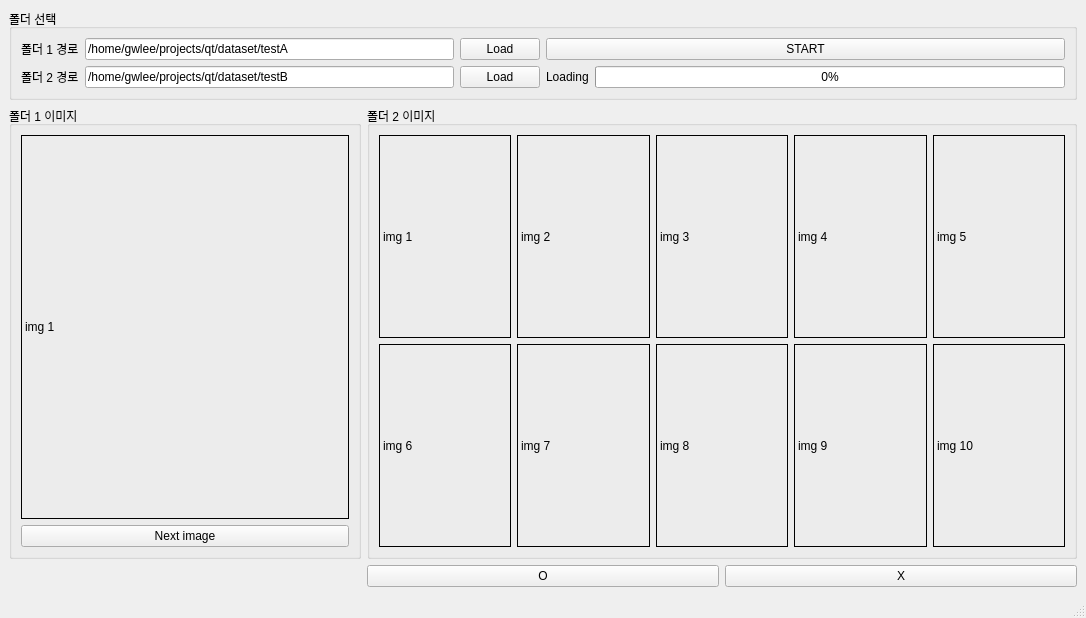
This is mainwindow.ui in gwleeee/MatchingAndLabeling as Qt 5 draws it before an edit. The edited form follows.
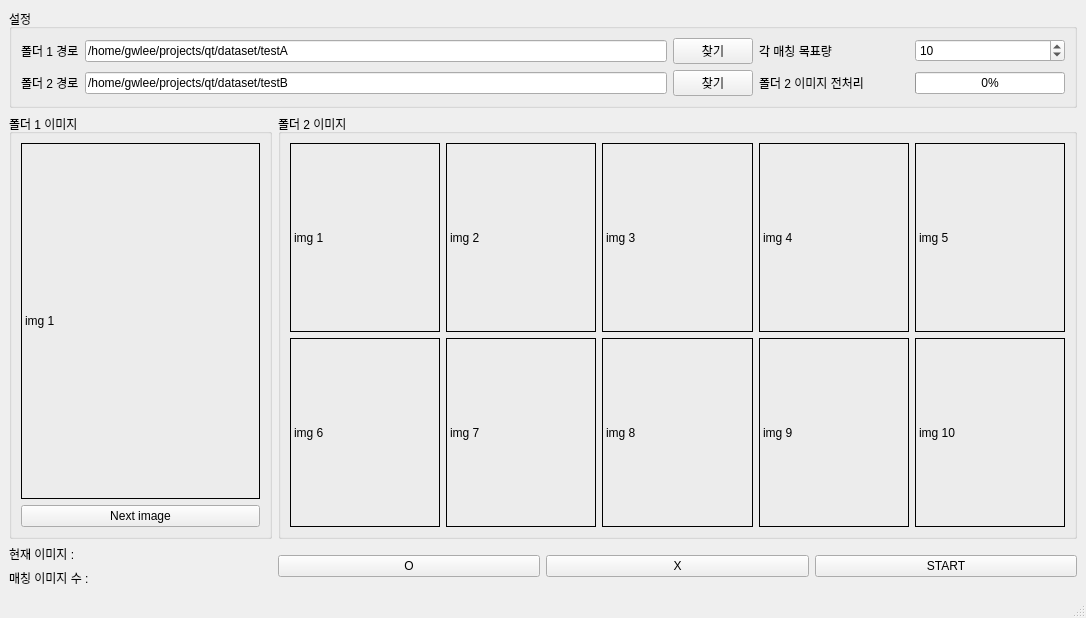
This is the edited form.

Commit message: Add working status and auto skipping and some ui changed

The edit to the form file:
```diff
--- a/mainwindow.ui
+++ b/mainwindow.ui
@@ -15,96 +15,6 @@
   </property>
   <widget class="QWidget" name="centralwidget">
    <layout class="QGridLayout" name="gridLayout_6">
-    <item row="0" column="0" colspan="3">
-     <widget class="QGroupBox" name="groupBox_Folder">
-      <property name="sizePolicy">
-       <sizepolicy hsizetype="Preferred" vsizetype="Fixed">
-        <horstretch>0</horstretch>
-        <verstretch>0</verstretch>
-       </sizepolicy>
-      </property>
-      <property name="title">
-       <string>폴더 선택</string>
-      </property>
-      <layout class="QGridLayout" name="gridLayout_3">
-       <item row="0" column="0">
-        <layout class="QGridLayout" name="gridLayout">
-         <item row="0" column="0">
-          <widget class="QLabel" name="label">
-           <property name="text">
-            <string>폴더 1 경로</string>
-           </property>
-          </widget>
-         </item>
-         <item row="0" column="1">
-          <widget class="QLineEdit" name="lineEdit_Folder1">
-           <property name="text">
-            <string>/home/gwlee/projects/qt/dataset/testA</string>
-           </property>
-          </widget>
-         </item>
-         <item row="0" column="2">
-          <widget class="QPushButton" name="pushButton_Folder1">
-           <property name="text">
-            <string>Load</string>
-           </property>
-          </widget>
-         </item>
-        </layout>
-       </item>
-       <item row="1" column="1">
-        <layout class="QHBoxLayout" name="horizontalLayout">
-         <item>
-          <widget class="QLabel" name="label_3">
-           <property name="text">
-            <string>Loading</string>
-           </property>
-          </widget>
-         </item>
-         <item>
-          <widget class="QProgressBar" name="progressBar_loading">
-           <property name="value">
-            <number>0</number>
-           </property>
-          </widget>
-         </item>
-        </layout>
-       </item>
-       <item row="1" column="0">
-        <layout class="QGridLayout" name="gridLayout_2">
-         <item row="0" column="0">
-          <widget class="QLabel" name="label_2">
-           <property name="text">
-            <string>폴더 2 경로</string>
-           </property>
-          </widget>
-         </item>
-         <item row="0" column="1">
-          <widget class="QLineEdit" name="lineEdit_Folder2">
-           <property name="text">
-            <string>/home/gwlee/projects/qt/dataset/testB</string>
-           </property>
-          </widget>
-         </item>
-         <item row="0" column="2">
-          <widget class="QPushButton" name="pushButton_Folder2">
-           <property name="text">
-            <string>Load</string>
-           </property>
-          </widget>
-         </item>
-        </layout>
-       </item>
-       <item row="0" column="1">
-        <widget class="QPushButton" name="pushButton_Start">
-         <property name="text">
-          <string>START</string>
-         </property>
-        </widget>
-       </item>
-      </layout>
-     </widget>
-    </item>
     <item row="1" column="0">
      <widget class="QGroupBox" name="groupBox_ImgFolder1">
       <property name="title">
@@ -131,14 +41,32 @@
       </layout>
      </widget>
     </item>
-    <item row="2" column="2">
-     <widget class="QPushButton" name="pushButton_X">
+    <item row="2" column="0">
+     <layout class="QVBoxLayout" name="verticalLayout">
+      <item>
+       <widget class="QLabel" name="label_currImgNum">
+        <property name="text">
+         <string>현재 이미지 : </string>
+        </property>
+       </widget>
+      </item>
+      <item>
+       <widget class="QLabel" name="label_currImgMatchCnt">
+        <property name="text">
+         <string>매칭 이미지 수 : </string>
+        </property>
+       </widget>
+      </item>
+     </layout>
+    </item>
+    <item row="2" column="1">
+     <widget class="QPushButton" name="pushButton_O">
       <property name="text">
-       <string>X</string>
+       <string>O</string>
       </property>
      </widget>
     </item>
-    <item row="1" column="1" colspan="2">
+    <item row="1" column="1" colspan="3">
      <widget class="QGroupBox" name="groupBox_ImgFolder2">
       <property name="title">
        <string>폴더 2 이미지</string>
@@ -247,13 +175,145 @@
       </layout>
      </widget>
     </item>
-    <item row="2" column="1">
-     <widget class="QPushButton" name="pushButton_O">
+    <item row="2" column="2">
+     <widget class="QPushButton" name="pushButton_X">
       <property name="text">
-       <string>O</string>
+       <string>X</string>
       </property>
      </widget>
     </item>
+    <item row="2" column="3">
+     <widget class="QPushButton" name="pushButton_Start">
+      <property name="text">
+       <string>START</string>
+      </property>
+     </widget>
+    </item>
+    <item row="0" column="0" colspan="4">
+     <widget class="QGroupBox" name="groupBox_Folder">
+      <property name="sizePolicy">
+       <sizepolicy hsizetype="Preferred" vsizetype="Fixed">
+        <horstretch>0</horstretch>
+        <verstretch>0</verstretch>
+       </sizepolicy>
+      </property>
+      <property name="title">
+       <string>설정</string>
+      </property>
+      <layout class="QGridLayout" name="gridLayout_3">
+       <item row="1" column="3">
+        <layout class="QHBoxLayout" name="horizontalLayout">
+         <item>
+          <widget class="QLabel" name="label_3">
+           <property name="maximumSize">
+            <size>
+             <width>150</width>
+             <height>16777215</height>
+            </size>
+           </property>
+           <property name="text">
+            <string>폴더 2 이미지 전처리</string>
+           </property>
+          </widget>
+         </item>
+         <item>
+          <widget class="QProgressBar" name="progressBar_loading">
+           <property name="maximumSize">
+            <size>
+             <width>150</width>
+             <height>16777215</height>
+            </size>
+           </property>
+           <property name="value">
+            <number>0</number>
+           </property>
+          </widget>
+         </item>
+        </layout>
+       </item>
+       <item row="0" column="0">
+        <layout class="QGridLayout" name="gridLayout">
+         <item row="0" column="0">
+          <widget class="QLabel" name="label">
+           <property name="text">
+            <string>폴더 1 경로</string>
+           </property>
+          </widget>
+         </item>
+         <item row="0" column="1">
+          <widget class="QLineEdit" name="lineEdit_Folder1">
+           <property name="text">
+            <string>/home/gwlee/projects/qt/dataset/testA</string>
+           </property>
+          </widget>
+         </item>
+         <item row="0" column="2">
+          <widget class="QPushButton" name="pushButton_Folder1">
+           <property name="text">
+            <string>찾기</string>
+           </property>
+          </widget>
+         </item>
+        </layout>
+       </item>
+       <item row="1" column="0">
+        <layout class="QGridLayout" name="gridLayout_2">
+         <item row="0" column="0">
+          <widget class="QLabel" name="label_2">
+           <property name="text">
+            <string>폴더 2 경로</string>
+           </property>
+          </widget>
+         </item>
+         <item row="0" column="1">
+          <widget class="QLineEdit" name="lineEdit_Folder2">
+           <property name="text">
+            <string>/home/gwlee/projects/qt/dataset/testB</string>
+           </property>
+          </widget>
+         </item>
+         <item row="0" column="2">
+          <widget class="QPushButton" name="pushButton_Folder2">
+           <property name="text">
+            <string>찾기</string>
+           </property>
+          </widget>
+         </item>
+        </layout>
+       </item>
+       <item row="0" column="3">
+        <layout class="QHBoxLayout" name="horizontalLayout_2">
+         <item>
+          <widget class="QLabel" name="label_4">
+           <property name="maximumSize">
+            <size>
+             <width>150</width>
+             <height>16777215</height>
+            </size>
+           </property>
+           <property name="text">
+            <string>각 매칭 목표량</string>
+           </property>
+          </widget>
+         </item>
+         <item>
+          <widget class="QSpinBox" name="spinBox">
+           <property name="maximumSize">
+            <size>
+             <width>150</width>
+             <height>16777215</height>
+            </size>
+           </property>
+           <property name="value">
+            <number>10</number>
+           </property>
+          </widget>
+         </item>
+        </layout>
+       </item>
+      </layout>
+     </widget>
+    </item>
    </layout>
   </widget>
   <widget class="QStatusBar" name="statusbar"/>
```
The commit also changes 1 other file.
